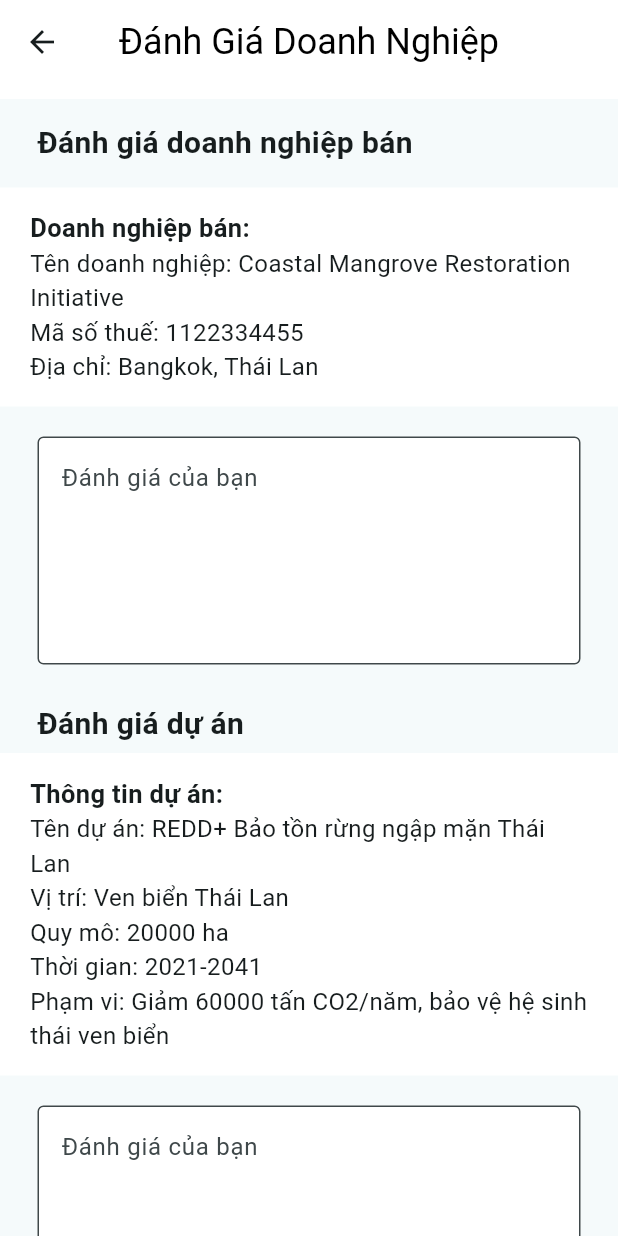
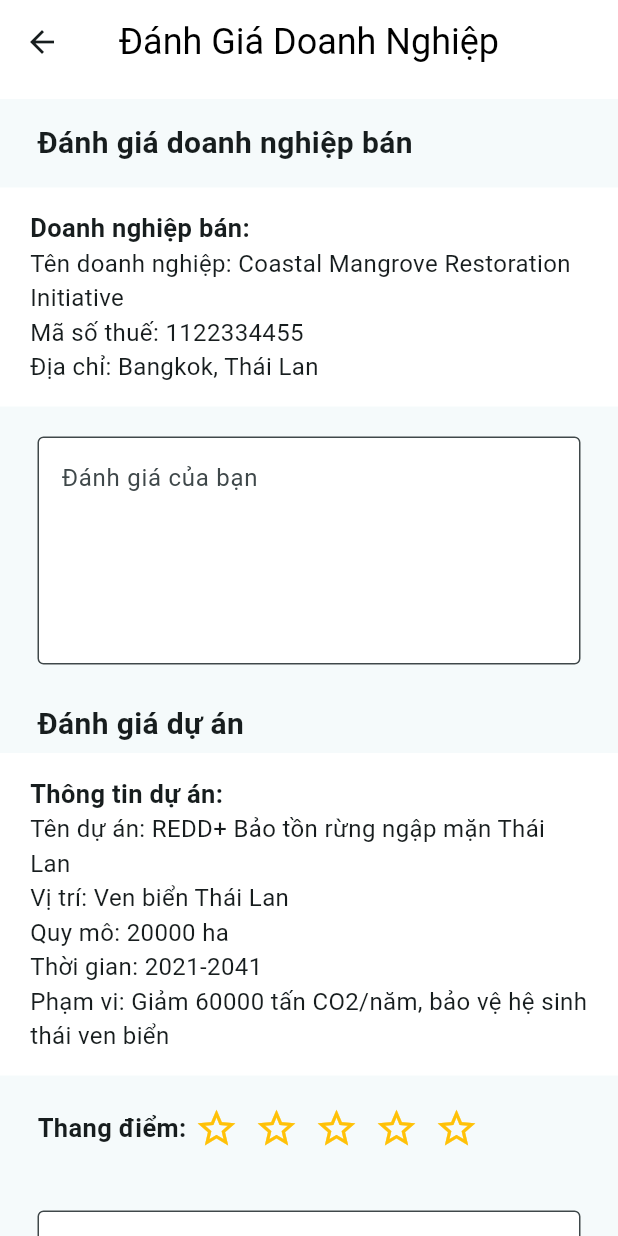
Before and after one commit to nhile14112003/Carbon_Credit_Trading_App, a Flutter app: the AddFeedbackPage screen opened directly, on a phone screen of 412 x 824 dp. Run offline on Flutter 3.47's test engine with Material 3 defaults, Android fonts, the light colour scheme and no system bars; our stand-ins replace audioplayers, dotted_border, file_picker, image_picker, open_file, photo_view and 2 more; missing offline and left inert: record, voice_message_package; accounts and stored records are empty.

Commit message:
Fix rating stars

```diff
--- a/carbon_credit_trading/lib/pages/add_feedback_page.dart
+++ b/carbon_credit_trading/lib/pages/add_feedback_page.dart
@@ -2,6 +2,7 @@ import 'dart:io';
 import 'package:carbon_credit_trading/theme/colors.dart';
 import 'package:carbon_credit_trading/widgets/add_file_widget.dart';
 import 'package:carbon_credit_trading/widgets/custom_appbar.dart';
+import 'package:carbon_credit_trading/widgets/star_rating.dart';
 import 'package:flutter/material.dart';
 
 class AddFeedbackPage extends StatefulWidget {
@@ -14,6 +15,7 @@ class AddFeedbackPage extends StatefulWidget {
 class _AddFeedbackPageState extends State<AddFeedbackPage> {
   List<File> imageList = [];
   File? video;
+  double rating = 0.0;
 
   void _handleImageListChanged(List<File> newList) {
     setState(() {
@@ -24,6 +26,12 @@ class _AddFeedbackPageState extends State<AddFeedbackPage> {
   void _handleVideoChanged(File? newVideo) {
     setState(() {
       video = newVideo;
+    });
+  }
+
+  void _handleRatingChanged(double newRating) {
+    setState(() {
+      rating = newRating;
     });
   }
 
@@ -121,6 +129,21 @@ class _AddFeedbackPageState extends State<AddFeedbackPage> {
                 ],
               ),
             ),
+            Padding(
+              padding: const EdgeInsets.symmetric(vertical: 20, horizontal: 25),
+              child: Row(
+                children: [
+                  const Text(
+                    'Thang điểm:',
+                    style: TextStyle(fontSize: 17, fontWeight: FontWeight.bold),
+                  ),
+                  StarRating(
+                    rating: rating,
+                    onRatingChanged: _handleRatingChanged,
+                  ),
+                ],
+              ),
+            ),
             const Padding(
               padding: EdgeInsets.symmetric(vertical: 20, horizontal: 25),
               child: TextField(
--- a/carbon_credit_trading/lib/pages/add_info_project_page.dart
+++ b/carbon_credit_trading/lib/pages/add_info_project_page.dart
@@ -7,7 +7,7 @@ import 'package:flutter/material.dart';
 class AddInfoProjectPage extends StatefulWidget {
   final VoidCallback onNext;
   final void Function(Project data) onProjectDataChanged;
-  final Project? initialProject; // Use a Project object to hold initial data
+  final Project? initialProject;
 
   const AddInfoProjectPage({
     super.key,
--- /dev/null
+++ b/carbon_credit_trading/lib/widgets/star_rating.dart
@@ -0,0 +1,51 @@
+import 'package:flutter/material.dart';
+
+class StarRating extends StatefulWidget {
+  final int starCount;
+  final double rating;
+  final ValueChanged<double> onRatingChanged;
+
+  const StarRating({
+    super.key,
+    this.starCount = 5,
+    this.rating = 0.0,
+    required this.onRatingChanged,
+  });
+
+  @override
+  createState() => _StarRatingState();
+}
+
+class _StarRatingState extends State<StarRating> {
+  double rating = 0.0;
+
+  @override
+  void initState() {
+    super.initState();
+    rating = widget.rating;
+  }
+
+  @override
+  Widget build(BuildContext context) {
+    return Row(
+      children: List.generate(widget.starCount, (index) {
+        return GestureDetector(
+          onTap: () {
+            setState(() {
+              rating = index + 1.0;
+              widget.onRatingChanged(rating);
+            });
+          },
+          child: Container(
+            padding: const EdgeInsets.symmetric(horizontal: 5.0),
+            child: Icon(
+              index < rating ? Icons.star : Icons.star_border,
+              size: 30,
+              color: Colors.amber,
+            ),
+          ),
+        );
+      }),
+    );
+  }
+}
```
Also changed, not shown: carbon_credit_trading/lib/pages/favorite_tab.dart (+139 -4 lines).
